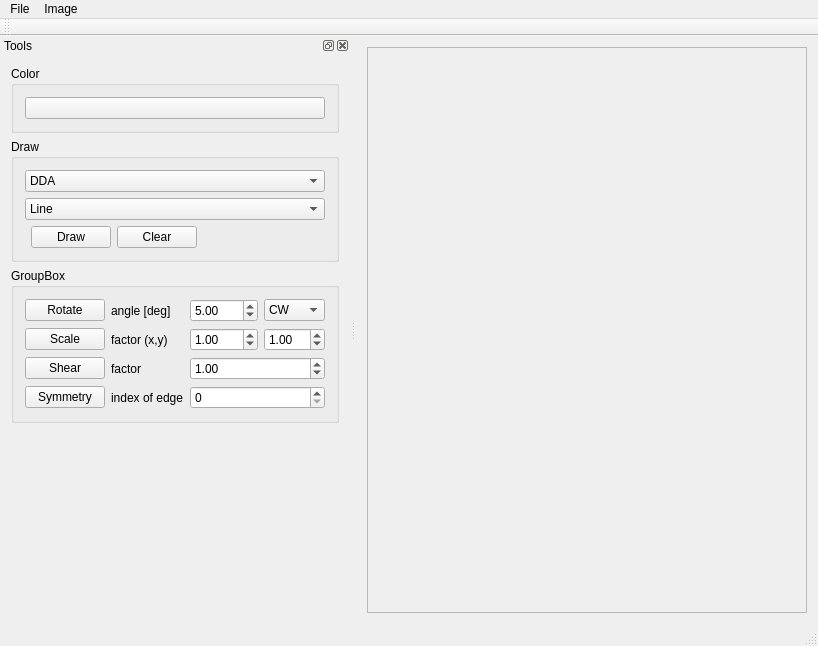
The window that src/ImageViewer.ui (TimurKr/ImageViewer) describes before a commit, drawn with Qt 5.
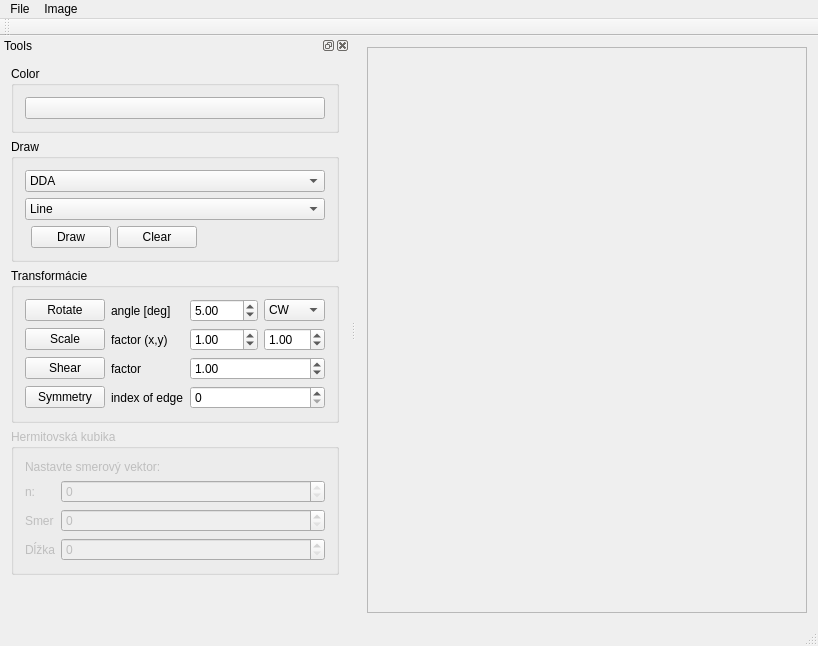
The same window after the commit.

Diff of the .ui file:
```diff
--- a/src/ImageViewer.ui
+++ b/src/ImageViewer.ui
@@ -165,7 +165,7 @@
      <item>
       <widget class="QGroupBox" name="groupBox_3">
        <property name="title">
-        <string>GroupBox</string>
+        <string>Transformácie</string>
        </property>
        <layout class="QGridLayout" name="gridLayout_2">
         <item row="1" column="1">
@@ -296,6 +296,67 @@
        </layout>
       </widget>
      </item>
+     <item>
+      <widget class="QGroupBox" name="hermit_box">
+       <property name="enabled">
+        <bool>false</bool>
+       </property>
+       <property name="title">
+        <string>Hermitovská kubika</string>
+       </property>
+       <layout class="QFormLayout" name="formLayout">
+        <item row="1" column="1">
+         <widget class="QSpinBox" name="n_spinbox">
+          <property name="maximum">
+           <number>0</number>
+          </property>
+         </widget>
+        </item>
+        <item row="1" column="0">
+         <widget class="QLabel" name="label_6">
+          <property name="text">
+           <string>n:</string>
+          </property>
+         </widget>
+        </item>
+        <item row="0" column="0" colspan="2">
+         <widget class="QLabel" name="label_5">
+          <property name="text">
+           <string>Nastavte smerový vektor:</string>
+          </property>
+         </widget>
+        </item>
+        <item row="2" column="1">
+         <widget class="QSpinBox" name="direction_spinbox">
+          <property name="maximum">
+           <number>360</number>
+          </property>
+         </widget>
+        </item>
+        <item row="2" column="0">
+         <widget class="QLabel" name="label_8">
+          <property name="text">
+           <string>Smer</string>
+          </property>
+         </widget>
+        </item>
+        <item row="3" column="1">
+         <widget class="QSpinBox" name="length_spinbox">
+          <property name="maximum">
+           <number>500</number>
+          </property>
+         </widget>
+        </item>
+        <item row="3" column="0">
+         <widget class="QLabel" name="label_7">
+          <property name="text">
+           <string>Dĺžka</string>
+          </property>
+         </widget>
+        </item>
+       </layout>
+      </widget>
+     </item>
      <item>
       <spacer name="verticalSpacer">
        <property name="orientation">
```
Left out of the diff: 24 changed lines with no effect on the pictures.
